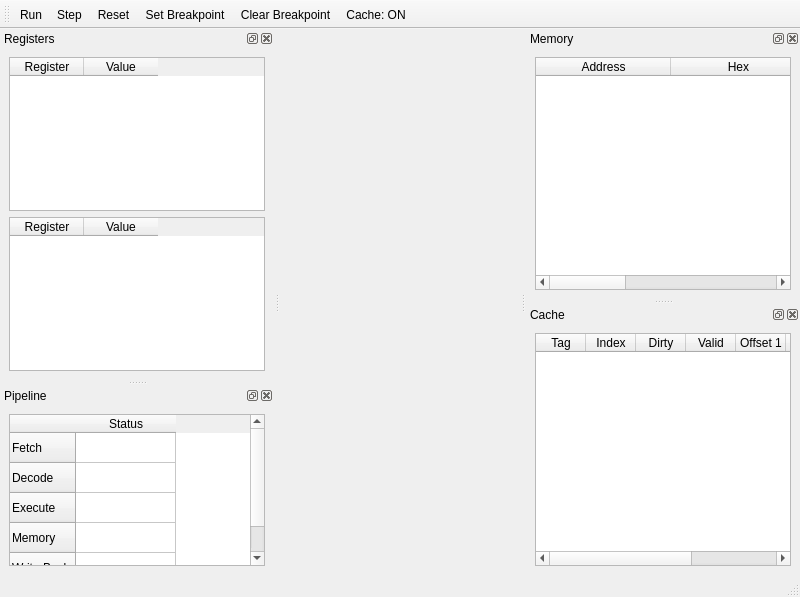
This is gui/mainwindow.ui in nehaka02/DNA-v32 as Qt 5 draws it before an edit. The edited form follows.
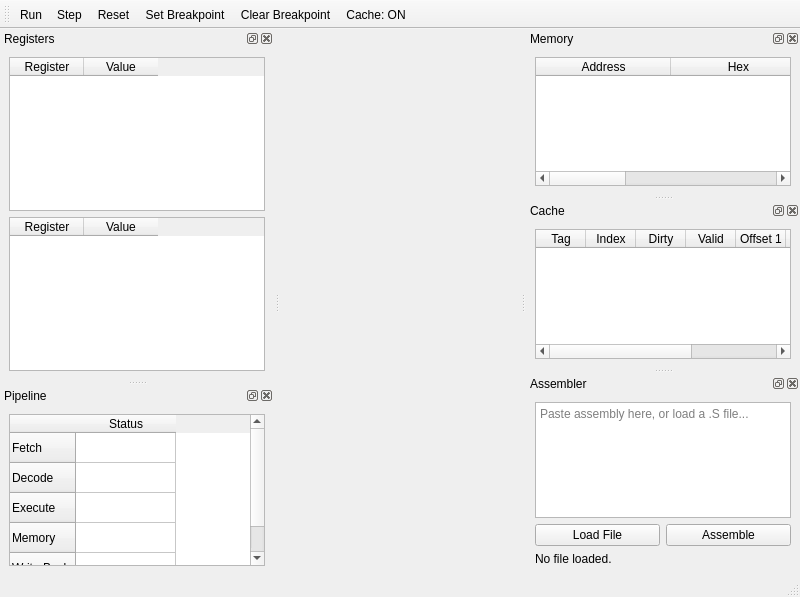
This is the edited form.

Commit message: fixed squash UI timing, added assembler to UI, cache + memory now toggle switch

Diff of the .ui file:
```diff
--- a/gui/mainwindow.ui
+++ b/gui/mainwindow.ui
@@ -232,6 +232,50 @@
     </layout>
    </widget>
   </widget>
+  <widget class="QDockWidget" name="assemblerDock">
+ <property name="windowTitle">
+  <string>Assembler</string>
+ </property>
+ <attribute name="dockWidgetArea">
+  <number>2</number>
+ </attribute>
+ <widget class="QWidget" name="assemblerContents">
+  <layout class="QVBoxLayout" name="assemblerLayout">
+   <item>
+    <widget class="QTextEdit" name="assemblyInput">
+     <property name="placeholderText">
+      <string>Paste assembly here, or load a .S file...</string>
+     </property>
+    </widget>
+   </item>
+   <item>
+    <layout class="QHBoxLayout" name="assemblerBtnLayout">
+     <item>
+      <widget class="QPushButton" name="loadFileBtn">
+       <property name="text">
+        <string>Load File</string>
+       </property>
+      </widget>
+     </item>
+     <item>
+      <widget class="QPushButton" name="assembleBtn">
+       <property name="text">
+        <string>Assemble</string>
+       </property>
+      </widget>
+     </item>
+    </layout>
+   </item>
+   <item>
+    <widget class="QLabel" name="assembleStatus">
+     <property name="text">
+      <string>No file loaded.</string>
+     </property>
+    </widget>
+   </item>
+  </layout>
+ </widget>
+</widget>
   <action name="actionRun">
    <property name="text">
     <string>Run</string>
```
The commit also changes 7 other files.
